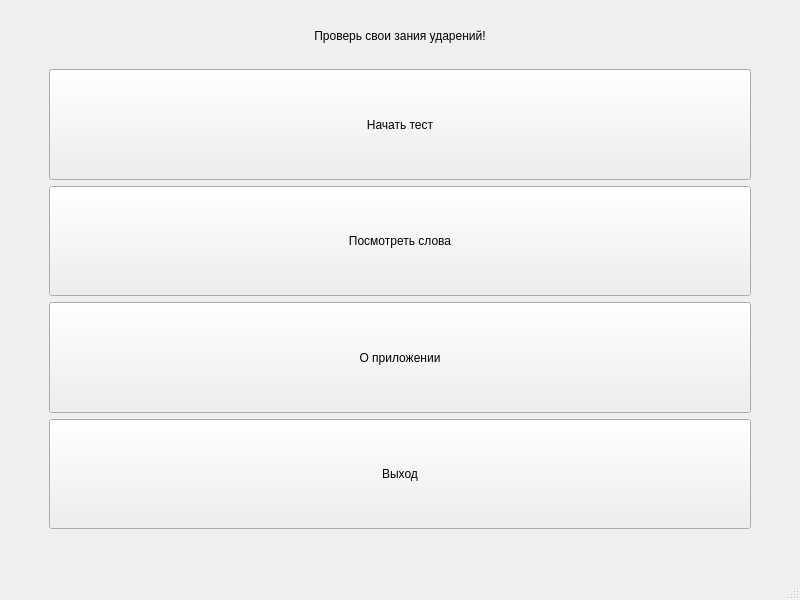
Qt form MainMenu.ui (nektonick/AccentTest2.0) before a commit.
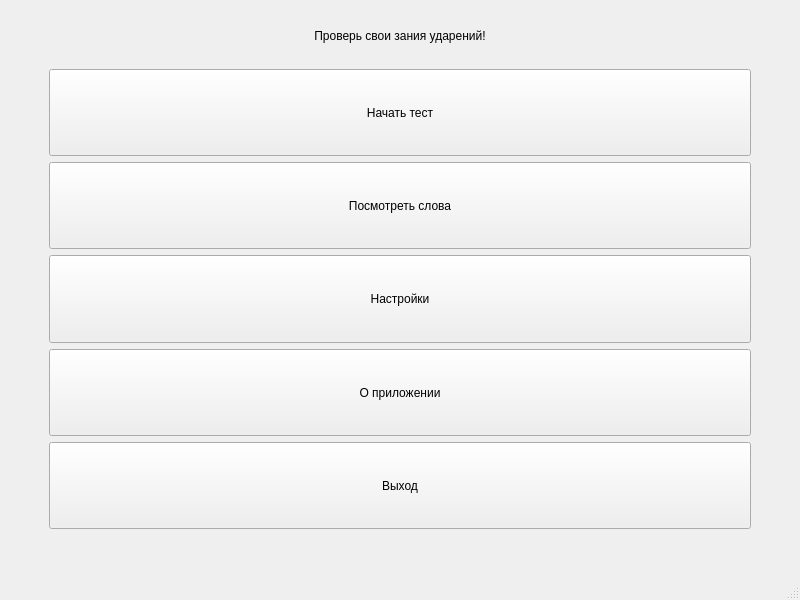
The same form after that commit.

Commit message: Adding and removing words works correctly. Added settings class and several TODO records. Removed unnecessary includes and functions. Different text appears depending on the numeral in statistics.

Diff of the .ui file:
```diff
--- a/MainMenu.ui
+++ b/MainMenu.ui
@@ -116,6 +116,19 @@
         </property>
        </widget>
       </item>
+      <item>
+       <widget class="QPushButton" name="optionsButton">
+        <property name="sizePolicy">
+         <sizepolicy hsizetype="Minimum" vsizetype="Preferred">
+          <horstretch>0</horstretch>
+          <verstretch>0</verstretch>
+         </sizepolicy>
+        </property>
+        <property name="text">
+         <string>Настройки</string>
+        </property>
+       </widget>
+      </item>
       <item>
        <widget class="QPushButton" name="AboutButton">
         <property name="sizePolicy">
```
The commit also changes 25 other files.
